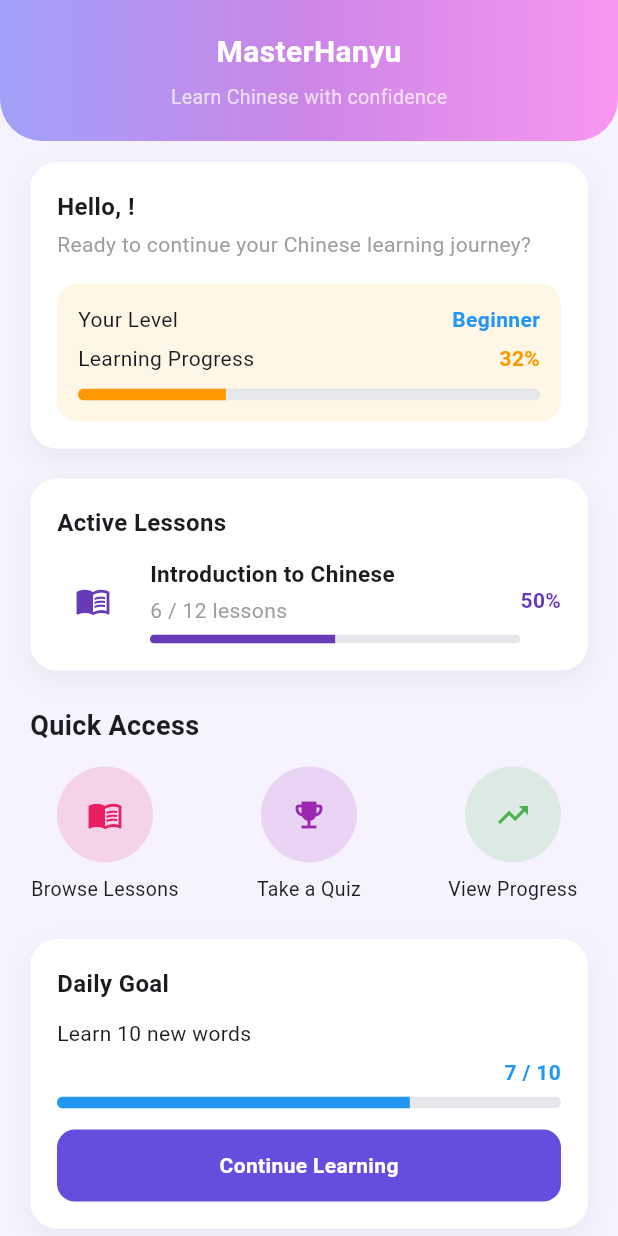
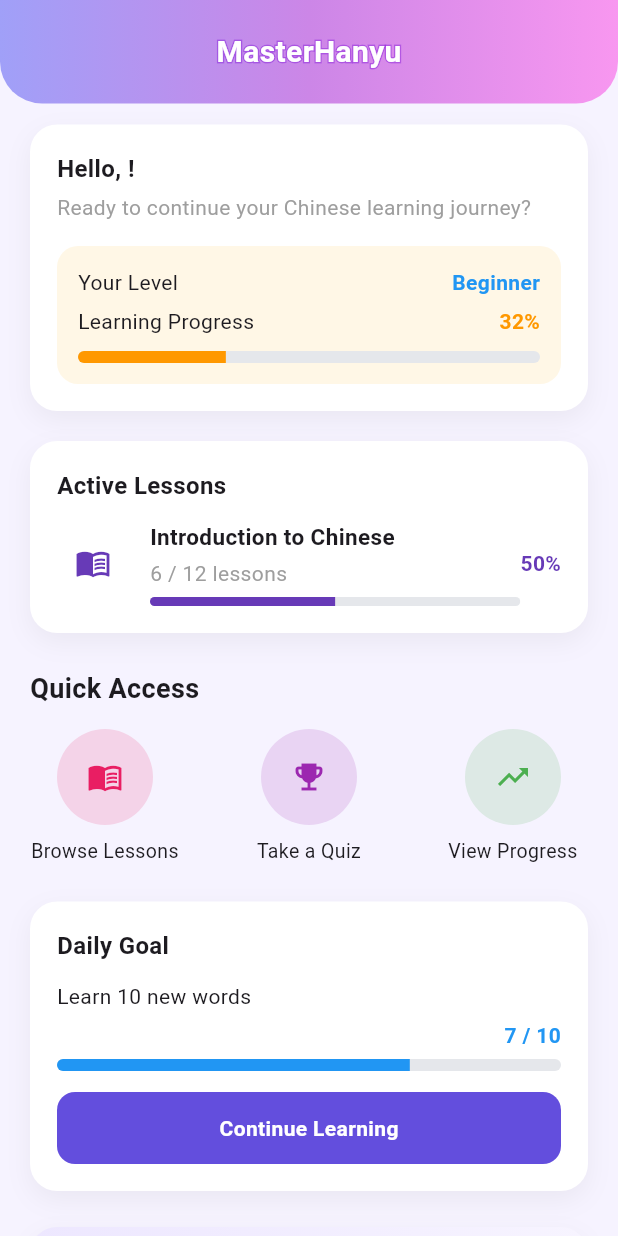
Before and after one commit to Ellysha513/masterhanyu_app, a Flutter app: the HomeScreen screen opened directly with empty values, on a phone screen of 412 x 824 dp. Run offline on Flutter 3.47's test engine with Material 3 defaults, Android fonts, the light colour scheme and no system bars; our stand-ins replace cached_network_image, image_picker, shared_preferences, supabase_flutter, video_player; accounts and stored records are empty; network calls fail.

Commit message:
header home, tambah screen

```diff
--- a/lib/screens/home_screen.dart
+++ b/lib/screens/home_screen.dart
@@ -62,22 +62,39 @@ class HomeScreen extends StatelessWidget {
         ),
         borderRadius: BorderRadius.vertical(bottom: Radius.circular(28)),
       ),
-      child: const Column(
+      child: Center(
+        child: Stack(
+          alignment: Alignment.center,
           children: [
+            // OUTLINE
             Text(
-            "MasterHanyu",
+              'MasterHanyu',
               style: TextStyle(
-              color: Colors.white,
                 fontSize: 20,
                 fontWeight: FontWeight.bold,
+                foreground:
+                    Paint()
+                      ..style = PaintingStyle.stroke
+                      ..strokeWidth = 2
+                      ..color = const Color.fromARGB(
+                        255,
+                        122,
+                        8,
+                        216,
+                      ).withValues(alpha: 0.4),
               ),
             ),
-          SizedBox(height: 6),
-          Text(
-            "Learn Chinese with confidence",
-            style: TextStyle(color: Colors.white70, fontSize: 13),
+            // FILL
+            const Text(
+              'MasterHanyu',
+              style: TextStyle(
+                fontSize: 20,
+                fontWeight: FontWeight.bold,
+                color: Colors.white,
+              ),
             ),
           ],
+        ),
       ),
     );
   }
--- a/lib/screens/me_screen.dart
+++ b/lib/screens/me_screen.dart
@@ -4,7 +4,7 @@ import 'package:cached_network_image/cached_network_image.dart';
 import '../models/user_profile.dart';
 import '../theme/app_background.dart';
 import '../widgets/stat_graph_sheet.dart';
-import 'profile_info_screen.dart';
+import 'account_settings_screen.dart';
 
 class MeScreen extends StatefulWidget {
   final UserProfile user;
@@ -103,7 +103,7 @@ class _MeScreenState extends State<MeScreen> {
         onTap: () async {
           await Navigator.push(
             context,
-            MaterialPageRoute(builder: (_) => ProfileInfoScreen(user: user)),
+            MaterialPageRoute(builder: (_) => AccountSettingsScreen(user: user)),
           );
           setState(() {}); // 🔥 force rebuild
         },
```
Also changed, not shown: lib/screens/account_settings_screen.dart (added, +233 -0 lines), lib/screens/profile_info_screen.dart (+1 -46 lines). Lines whose indentation alone changed are shown as unchanged.
